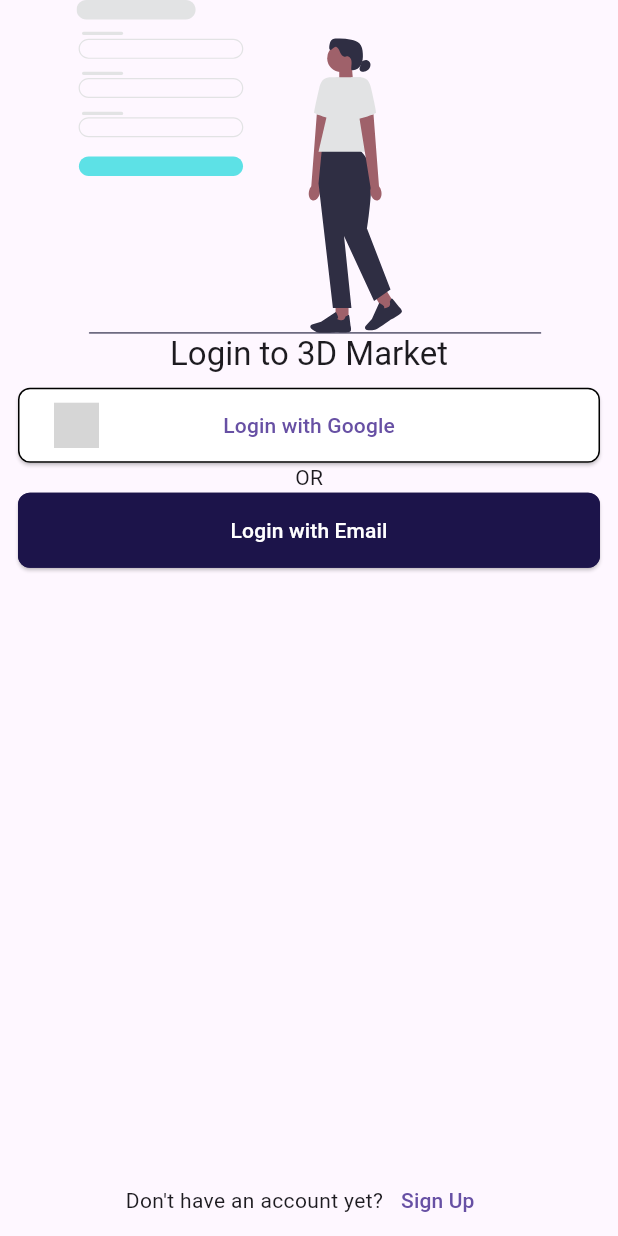
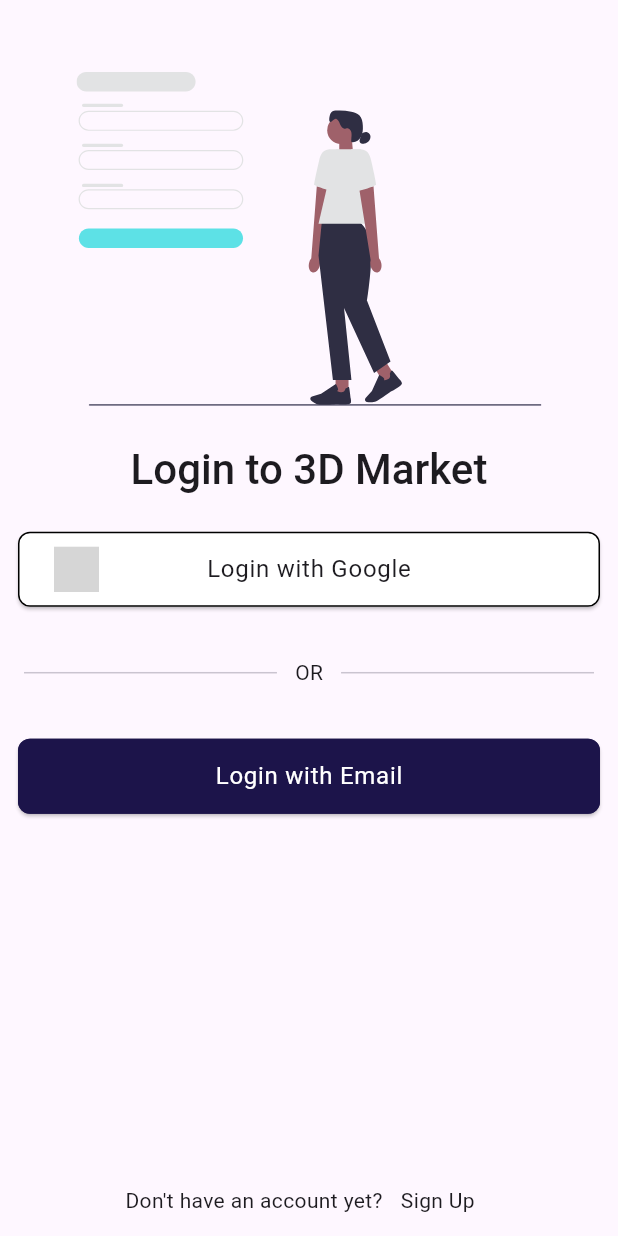
Before and after one commit to mustafaydogdu3/3DMarket, a Flutter app: the screen it shows after launch, on a phone screen of 412 x 824 dp. Run offline on Flutter 3.47's test engine with Material 3 defaults, Android fonts, the phone set to English and light mode, and no system bars; our stand-ins replace firebase_core, flutter_svg, icons_plus; accounts and stored records are empty; grey boxes are pictures that could not be loaded.

Commit message:
Refactor BaseTextStyle to include optional fontWeight and color parameters for text styles; update AuthHomePage layout and styling for improved UI consistency.

```diff
--- a/core/lib/base/text/style/base_text_style.dart
+++ b/core/lib/base/text/style/base_text_style.dart
@@ -6,87 +6,113 @@ class BaseTextStyle {
 
   static late BuildContext context;
   static String? _font;
-  static FontWeight? _fontWeight;
 
   static void setContext(BuildContext context) =>
       BaseTextStyle.context = context;
-
   static setFont(String? font) => BaseTextStyle._font = font;
 
-  static setFontWeight(FontWeight weight) => _fontWeight = weight;
-
-  static displayLarge() => context.displayLarge.copyWith(
+  static displayLarge({FontWeight? fontWeight, Color? color}) =>
+      context.displayLarge.copyWith(
         fontFamily: _font,
-        fontWeight: _fontWeight,
+        fontWeight: fontWeight,
+        color: color,
       );
 
-  static displayMedium() => context.displayMedium.copyWith(
+  static displayMedium({FontWeight? fontWeight, Color? color}) =>
+      context.displayMedium.copyWith(
         fontFamily: _font,
-        fontWeight: _fontWeight,
+        fontWeight: fontWeight,
+        color: color,
       );
 
-  static displaySmall() => context.displaySmall.copyWith(
+  static displaySmall({FontWeight? fontWeight, Color? color}) =>
+      context.displaySmall.copyWith(
         fontFamily: _font,
-        fontWeight: _fontWeight,
+        fontWeight: fontWeight,
+        color: color,
       );
 
-  static headlineLarge() => context.headlineLarge.copyWith(
+  static headlineLarge({FontWeight? fontWeight, Color? color}) =>
+      context.headlineLarge.copyWith(
         fontFamily: _font,
-        fontWeight: _fontWeight,
+        fontWeight: fontWeight,
+        color: color,
       );
 
-  static headlineMedium() => context.headlineMedium.copyWith(
+  static headlineMedium({FontWeight? fontWeight, Color? color}) =>
+      context.headlineMedium.copyWith(
         fontFamily: _font,
-        fontWeight: _fontWeight,
+        fontWeight: fontWeight,
+        color: color,
       );
 
-  static headlineSmall() => context.headlineSmall.copyWith(
+  static headlineSmall({FontWeight? fontWeight, Color? color}) =>
+      context.headlineSmall.copyWith(
         fontFamily: _font,
-        fontWeight: _fontWeight,
+        fontWeight: fontWeight,
+        color: color,
       );
 
-  static titleLarge() => context.titleLarge.copyWith(
+  static titleLarge({FontWeight? fontWeight, Color? color}) =>
+      context.titleLarge.copyWith(
         fontFamily: _font,
-        fontWeight: _fontWeight,
+        fontWeight: fontWeight,
+        color: color,
       );
 
-  static titleMedium() => context.titleMedium.copyWith(
+  static titleMedium({FontWeight? fontWeight, Color? color}) =>
+      context.titleMedium.copyWith(
         fontFamily: _font,
-        fontWeight: _fontWeight,
+        fontWeight: fontWeight,
+        color: color,
       );
 
-  static titleSmall() => context.titleSmall.copyWith(
+  static titleSmall({FontWeight? fontWeight, Color? color}) =>
+      context.titleSmall.copyWith(
         fontFamily: _font,
-        fontWeight: _fontWeight,
+        fontWeight: fontWeight,
+        color: color,
       );
 
-  static bodyLarge() => context.bodyLarge.copyWith(
+  static bodyLarge({FontWeight? fontWeight, Color? color}) =>
+      context.bodyLarge.copyWith(
         fontFamily: _font,
-        fontWeight: _fontWeight,
+        fontWeight: fontWeight,
+        color: color,
       );
 
-  static bodyMedium() => context.bodyMedium.copyWith(
+  static bodyMedium({FontWeight? fontWeight, Color? color}) =>
+      context.bodyMedium.copyWith(
         fontFamily: _font,
-        fontWeight: _fontWeight,
+        fontWeight: fontWeight,
+        color: color,
       );
 
-  static bodySmall() => context.bodySmall.copyWith(
+  static bodySmall({FontWeight? fontWeight, Color? color}) =>
+      context.bodySmall.copyWith(
         fontFamily: _font,
-        fontWeight: _fontWeight,
+        fontWeight: fontWeight,
+        color: color,
       );
 
-  static labelLarge() => context.labelLarge.copyWith(
+  static labelLarge({FontWeight? fontWeight, Color? color}) =>
+      context.labelLarge.copyWith(
         fontFamily: _font,
-        fontWeight: _fontWeight,
+        fontWeight: fontWeight,
+        color: color,
       );
 
-  static labelMedium() => context.labelMedium.copyWith(
+  static labelMedium({FontWeight? fontWeight, Color? color}) =>
+      context.labelMedium.copyWith(
         fontFamily: _font,
-        fontWeight: _fontWeight,
+        fontWeight: fontWeight,
+        color: color,
       );
 
-  static labelSmall() => context.labelSmall.copyWith(
+  static labelSmall({FontWeight? fontWeight, Color? color}) =>
+      context.labelSmall.copyWith(
         fontFamily: _font,
-        fontWeight: _fontWeight,
+        fontWeight: fontWeight,
+        color: color,
       );
 }
--- a/lib/features/auth/home/page/auth_home_page.dart
+++ b/lib/features/auth/home/page/auth_home_page.dart
@@ -19,6 +19,11 @@ class AuthHomePage extends StatelessWidget {
           children: [
             Column(
               children: [
+                const SizedBox(height: 48),
+                Wrap(
+                  alignment: WrapAlignment.center,
+                  runSpacing: 24,
+                  children: [
                     Container(
                       margin: const EdgeInsets.symmetric(horizontal: 48),
                       child: SvgPicture.asset(
@@ -26,14 +31,19 @@ class AuthHomePage extends StatelessWidget {
                         height: MediaQuery.of(context).size.height * 0.27,
                       ),
                     ),
+                    Text(
+                      AppLocalkeys.loginTitle,
+                      style: BaseTextStyle.headlineMedium(
+                        fontWeight: FontWeight.w500,
+                      ),
+                    ),
+                  ],
+                ),
+                const SizedBox(height: 24),
                 Wrap(
-                  runSpacing: 8,
+                  runSpacing: 34,
                   alignment: WrapAlignment.center,
                   children: [
-                    Text(
-                      AppLocalkeys.loginTitle,
-                      style: BaseTextStyle.titleLarge(),
-                    ),
                     Container(
                       margin: const EdgeInsets.symmetric(horizontal: 12),
                       child: ElevatedButton(
@@ -48,13 +58,14 @@ class AuthHomePage extends StatelessWidget {
                           child: Stack(
                             alignment: AlignmentDirectional.center,
                             children: [
-                              const SizedBox(
+                              SizedBox(
                                 height: 50,
                                 child: Row(
                                   mainAxisAlignment: MainAxisAlignment.center,
                                   children: [
                                     Text(
                                       AppLocalkeys.loginWithGoogle,
+                                      style: BaseTextStyle.bodyLarge(),
                                     ),
                                   ],
                                 ),
@@ -69,9 +80,22 @@ class AuthHomePage extends StatelessWidget {
                             ],
                           )),
                     ),
+                    Container(
+                      margin: const EdgeInsets.symmetric(horizontal: 16),
+                      child: Row(
+                        children: [
+                          const Expanded(child: Divider()),
+                          Container(
+                            margin: const EdgeInsets.symmetric(horizontal: 12),
+                            child: Text(
+                              AppLocalkeys.or,
+                              style: BaseTextStyle.bodyMedium(),
+                            ),
+                          ),
+                          const Expanded(child: Divider()),
                         ],
                       ),
-                const Text(AppLocalkeys.or),
+                    ),
                     Container(
                       width: double.infinity,
                       margin: const EdgeInsets.symmetric(horizontal: 12),
@@ -85,21 +109,30 @@ class AuthHomePage extends StatelessWidget {
                             side: const BorderSide(color: AppColors.background),
                           ),
                         ),
-                    child: const Text(
+                        child: Text(
                           AppLocalkeys.loginWithEmail,
-                      style: TextStyle(color: Colors.white),
+                          style: BaseTextStyle.bodyLarge()
+                              .copyWith(color: Colors.white),
                         ),
                       ),
+                    ),
+                  ],
                 ),
               ],
             ),
             Row(
               mainAxisAlignment: MainAxisAlignment.center,
               children: [
-                const Text(AppLocalkeys.dontHaveAnAccount),
+                Text(
+                  AppLocalkeys.dontHaveAnAccount,
+                  style: BaseTextStyle.bodyMedium(),
+                ),
                 TextButton(
                   onPressed: () {},
-                  child: const Text(AppLocalkeys.signUp),
+                  child: Text(
+                    AppLocalkeys.signUp,
+                    style: BaseTextStyle.bodyMedium(),
+                  ),
                 ),
               ],
             )
```
Lines whose indentation alone changed are shown as unchanged.
